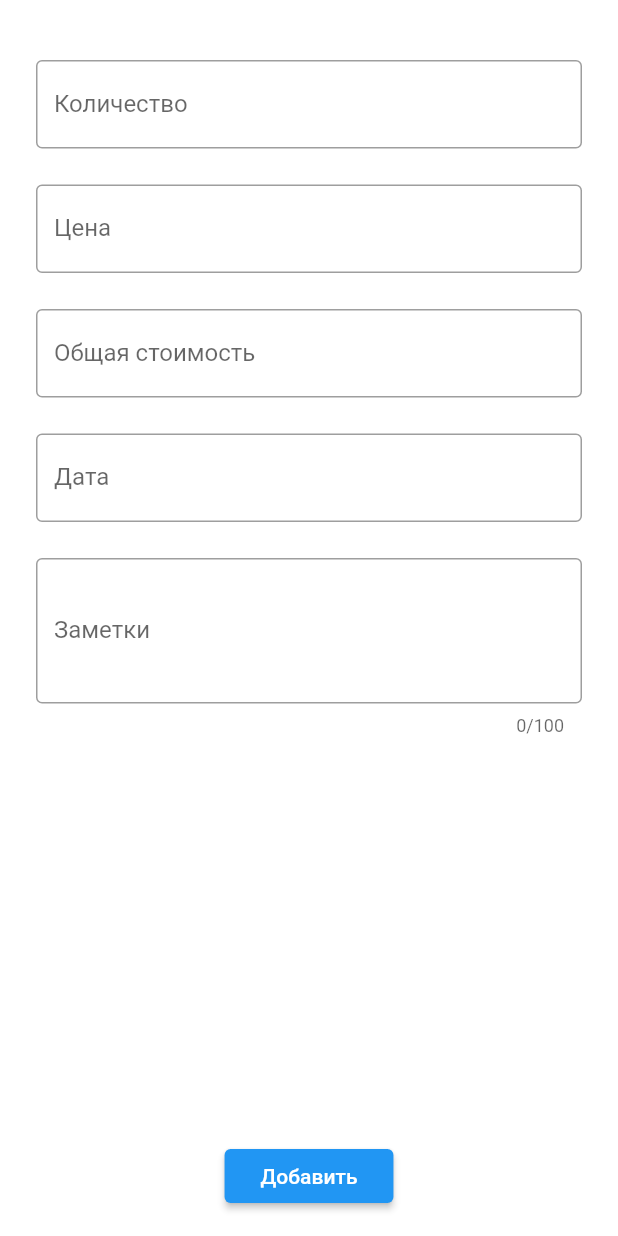
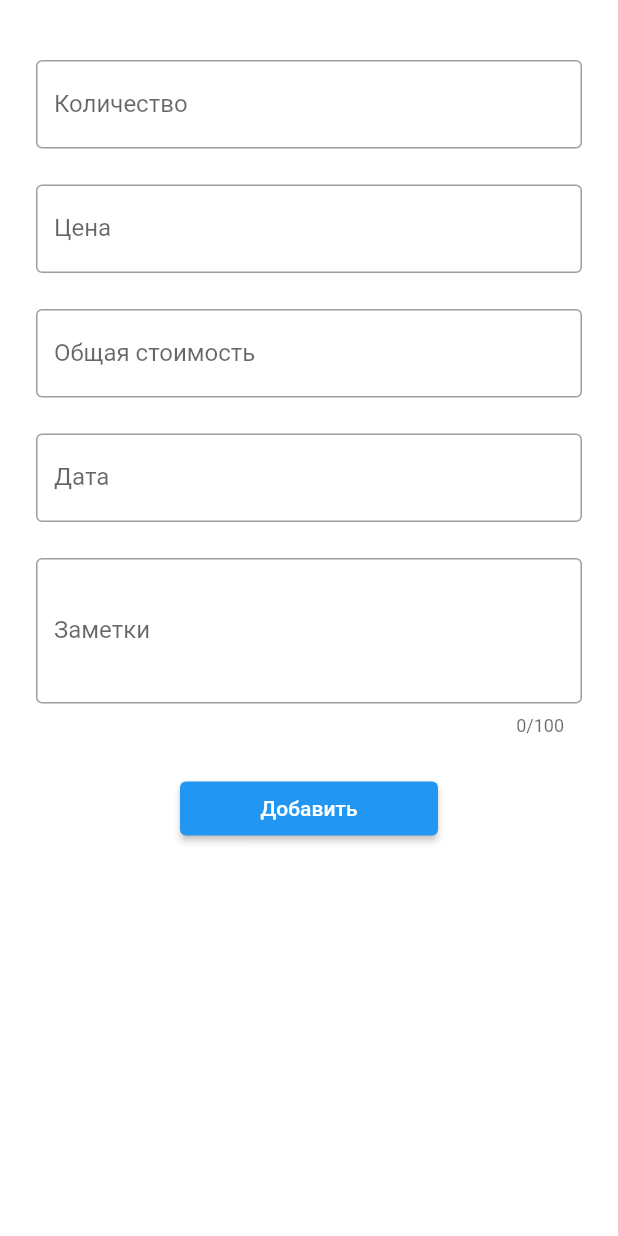
Before and after one commit to WoWwD/Track-it, a Flutter app: the NewTransactionScreen screen opened directly with empty values, on a phone screen of 412 x 824 dp. Run offline on Flutter 3.47's test engine with Material 2 defaults, Android fonts, the phone set to English and light mode, and no system bars; our stand-ins replace bloc, dio, flutter_bloc, flutter_slidable, get_it, shared_preferences and 1 more; accounts and stored records are empty.

Commit message:
правки интерфейса для Android

```diff
--- a/lib/presentation/ui/screen/bottom_sheet_screens/list_portfolio_screen.dart
+++ b/lib/presentation/ui/screen/bottom_sheet_screens/list_portfolio_screen.dart
@@ -59,13 +59,14 @@ class ListPortfolioScreen extends StatelessWidget {
           child: ListTile(
             onTap: () async => await showPrimaryModalBottomSheet(
               context: context,
+              isScrollControlled: true,
               content: CreatePortfolioScreen(
                 refreshState: () {
                   context.read<PortfolioCubit>().getListPortfolio();
                   refreshMainScreen();
                 }
               ),
-              maxHeight: 150,
+              //maxHeight: 150,
               title: 'Создание портфеля'
             ),
             shape: RoundedRectangleBorder(borderRadius: BorderRadius.circular(AppStyles.borderRadiusApp)),
--- a/lib/presentation/ui/screen/transaction_screens/new_transaction_screen.dart
+++ b/lib/presentation/ui/screen/transaction_screens/new_transaction_screen.dart
@@ -94,9 +94,9 @@ class _NewTransactionScreenState extends State<NewTransactionScreen> with Automa
   }
 
   Widget _mainWidget(TransactionModel model, bool isEdit) {
-    return Padding(
+    return ListView(
+      controller: ScrollController(),
       padding: AppStyles.mainPadding,
-      child: Column(
       children: [
         const SizedBox(height: 24),
         TextFieldTransaction(
@@ -104,33 +104,36 @@ class _NewTransactionScreenState extends State<NewTransactionScreen> with Automa
           onChanged: (value) {
             if (value.isNotEmpty) {
               model.setAmount(double.parse(value));
-                model.isBuyOrSell() ? model.setCost() : null;
+              model.isBuyOrSell()? model.setCost(): null;
             }
           },
           initialValue: model.amount == 0.0 ? '' : model.amount.toString(),
         ),
         model.isBuyOrSell() ? _forTypeTransactionBuyAndSell(model) : const SizedBox(),
         _forAllTypeTransactions(model),
-          const Expanded(child: SizedBox.shrink()),
-          PrimaryButton(
+        const SizedBox(height: 24),
+        Padding(
+          padding: const EdgeInsets.symmetric(horizontal: 96),
+          child: PrimaryButton(
             text: isEdit? 'Изменить': 'Добавить',
-            onPressed: () {
+            onPressed: () => _onPressedTransactionButton(isEdit, model)
+          ),
+        ),
+      ]
+    );
+  }
+
+  void _onPressedTransactionButton(bool isEdit, TransactionModel model) {
     if(_formKey.currentState!.validate()){
       if(isEdit) {
         model.editTransaction(widget.oldTransactionModel!, widget.indexOldTransaction!)
           .then((value) => widget.refreshPreviousScreen());
       }
       else {
-                  model.addTransaction()
-                    .then((value) => widget.refreshPreviousScreen());
+        model.addTransaction().then((value) => widget.refreshPreviousScreen());
       }
       Navigator.pop(context);
     }
-            }
-          ),
-        ]
-      ),
-    );
   }
 
   Widget _forAllTypeTransactions(TransactionModel model) {
--- a/lib/presentation/ui/widget/primary_modal_bottom_sheet.dart
+++ b/lib/presentation/ui/widget/primary_modal_bottom_sheet.dart
@@ -5,11 +5,12 @@ import 'button/icon_button_widget.dart';
 Future<void> showPrimaryModalBottomSheet({
     required BuildContext context,
     required Widget content,
+    bool? isScrollControlled,
     String? title,
     double? maxHeight,
   }) async {
    showModalBottomSheet<void>(
-    isScrollControlled: true,
+    isScrollControlled: isScrollControlled ?? false,
     shape: const RoundedRectangleBorder(
       borderRadius: BorderRadius.vertical(top: Radius.circular(AppStyles.borderRadiusApp))
     ),
```
Also changed, not shown: lib/presentation/ui/screen/bottom_sheet_screens/create_portfolio_screen.dart (+8 -3 lines), 1 other file. Lines whose indentation alone changed are shown as unchanged.
